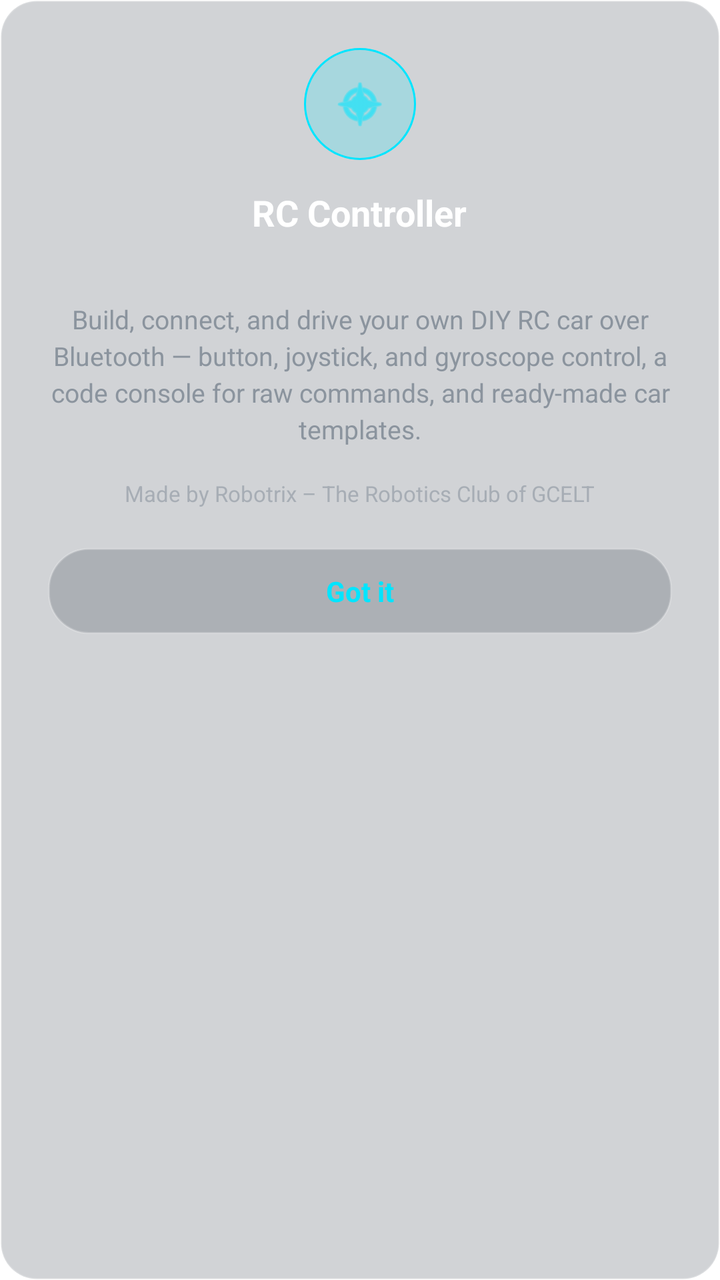
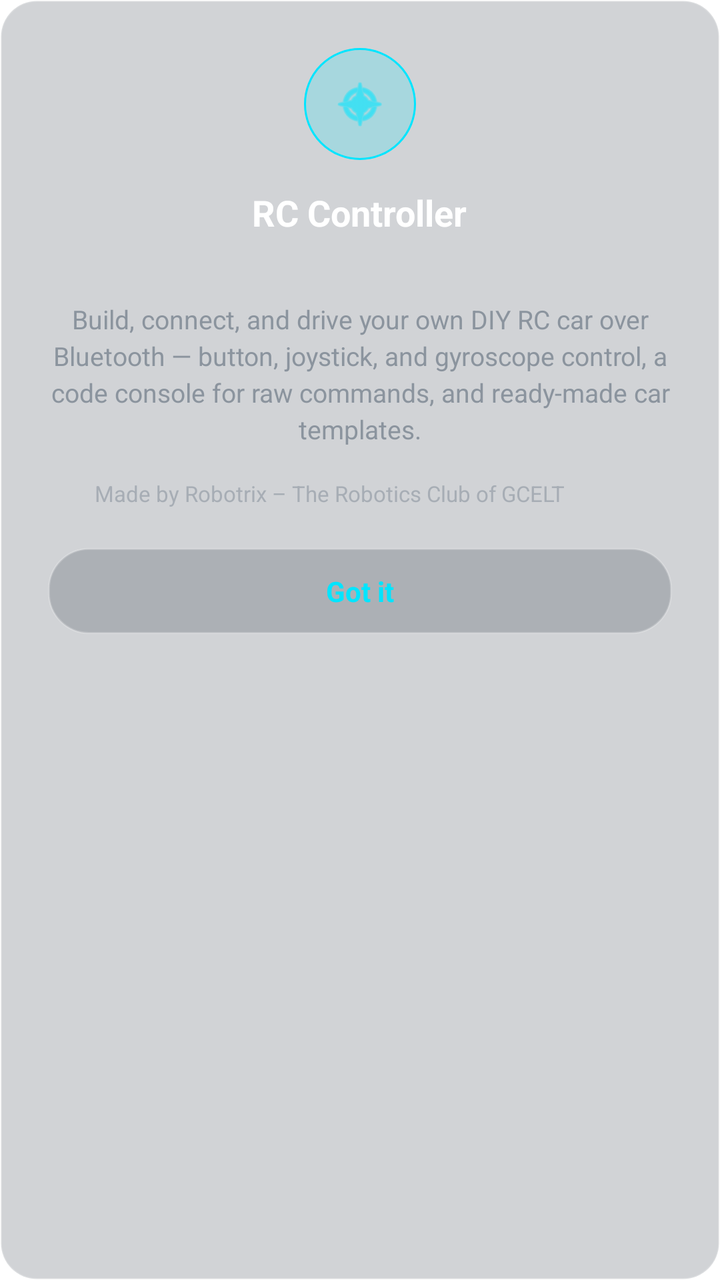

The first picture is an Android layout as it rendered before a commit; the second is the same layout after the commit. The layout source and the unified diff follow.
<!-- AndroidManifest.xml: application theme Theme.Controller -->
<!-- res/layout/dialog_about.xml -->
<?xml version="1.0" encoding="utf-8"?>
<LinearLayout xmlns:android="http://schemas.android.com/apk/res/android"
    xmlns:app="http://schemas.android.com/apk/res-auto"
    android:layout_width="match_parent"
    android:layout_height="wrap_content"
    android:orientation="vertical"
    android:background="@drawable/bg_section_card"
    android:padding="24dp"
    android:gravity="center_horizontal">

    <FrameLayout
        android:layout_width="56dp"
        android:layout_height="56dp"
        android:background="@drawable/bg_app_icon_circle">

        <ImageView
            android:layout_width="28dp"
            android:layout_height="28dp"
            android:layout_gravity="center"
            app:tint="@color/accent_cyan"
            android:contentDescription="@string/cd_app_icon"
            android:src="@android:drawable/ic_menu_compass"/>
    </FrameLayout>

    <TextView
        android:layout_width="wrap_content"
        android:layout_height="wrap_content"
        android:layout_marginTop="14dp"
        android:text="@string/app_name"
        android:textColor="@color/text_primary"
        android:textSize="18sp"
        android:textStyle="bold"/>

    <TextView
        android:id="@+id/tvAboutVersion"
        android:layout_width="wrap_content"
        android:layout_height="wrap_content"
        android:layout_marginTop="2dp"
        android:textColor="@color/accent_cyan"
        android:textSize="12sp"/>

    <TextView
        android:layout_width="match_parent"
        android:layout_height="wrap_content"
        android:layout_marginTop="14dp"
        android:text="@string/about_message"
        android:textColor="@color/text_secondary"
        android:textSize="13sp"
        android:lineSpacingExtra="3dp"
        android:gravity="center"/>

    <TextView
        android:layout_width="wrap_content"
        android:layout_height="wrap_content"
        android:layout_marginTop="16dp"
        android:alpha="0.6"
        android:text="@string/footer_made_by"
        android:textColor="@color/text_secondary"
        android:textSize="11sp"/>

    <TextView
        android:id="@+id/tvAboutClose"
        android:layout_width="match_parent"
        android:layout_height="wrap_content"
        android:layout_marginTop="20dp"
        android:background="@drawable/bg_glass_card"
        android:gravity="center"
        android:paddingVertical="12dp"
        android:text="@string/btn_got_it"
        android:textColor="@color/accent_cyan"
        android:textStyle="bold"
        android:clickable="true"
        android:focusable="true"/>

</LinearLayout>
<!-- resources referenced by this layout -->
<resources>
  <color name="accent_cyan">#00E5FF</color>
  <color name="text_primary">#FFFFFF</color>
  <color name="text_secondary">#8B949E</color>
  <!-- drawable bg_app_icon_circle (drawable) -->
  <?xml version="1.0" encoding="utf-8"?>
  <shape xmlns:android="http://schemas.android.com/apk/res/android"
      android:shape="oval">
  
      <solid android:color="#3300E5FF"/>
  
      <stroke
          android:width="1dp"
          android:color="@color/accent_cyan"/>
  
  </shape>
  <!-- drawable bg_glass_card (drawable) -->
  <ripple xmlns:android="http://schemas.android.com/apk/res/android"
      android:color="#3300E5FF">
      <item>
          <shape android:shape="rectangle">
              <solid android:color="@color/glass_fill" />
              <corners android:radius="20dp" />
              <stroke android:width="1dp" android:color="@color/glass_stroke" />
          </shape>
      </item>
  </ripple>
  <!-- drawable bg_section_card (drawable) -->
  <?xml version="1.0" encoding="utf-8"?>
  <shape xmlns:android="http://schemas.android.com/apk/res/android"
      android:shape="rectangle">
  
      <solid android:color="@color/glass_fill"/>
  
      <stroke
          android:width="1dp"
          android:color="@color/glass_stroke"/>
  
      <corners android:radius="18dp"/>
  
  </shape>
  <string name="about_message">Build, connect, and drive your own DIY RC car over Bluetooth — button, joystick, and gyroscope control, a code console for raw commands, and ready-made car templates.</string>
  <string name="app_name">RC Controller</string>
  <string name="btn_got_it">Got it</string>
  <string name="cd_app_icon">App icon</string>
  <string name="footer_made_by">Made by Robotrix – The Robotics Club of GCELT</string>
  <style name="Theme.Controller" parent="Theme.MaterialComponents.DayNight.DarkActionBar">
          
          <item name="colorPrimary">@color/purple_500</item>
          <item name="colorPrimaryVariant">@color/purple_700</item>
          <item name="colorOnPrimary">@color/white</item>
          
          <item name="colorSecondary">@color/teal_200</item>
          <item name="colorSecondaryVariant">@color/teal_700</item>
          <item name="colorOnSecondary">@color/black</item>
          
          <item name="android:statusBarColor">?attr/colorPrimaryVariant</item>
          
      </style>
  <color name="glass_fill">#331C2333</color>
  <color name="glass_stroke">#33FFFFFF</color>
  <color name="purple_500">#FF6200EE</color>
  <color name="purple_700">#FF3700B3</color>
  <color name="white">#FFFFFFFF</color>
  <color name="teal_200">#FF03DAC5</color>
  <color name="teal_700">#FF018786</color>
  <color name="black">#FF000000</color>
</resources>

<!-- the commit's change to res/layout/dialog_about.xml (unified diff, before → after) -->
@@ -50,13 +50,13 @@
         android:gravity="center"/>
 
     <TextView
-        android:layout_width="wrap_content"
+        android:layout_width="265dp"
         android:layout_height="wrap_content"
         android:layout_marginTop="16dp"
         android:alpha="0.6"
         android:text="@string/footer_made_by"
         android:textColor="@color/text_secondary"
-        android:textSize="11sp"/>
+        android:textSize="11sp" />
 
     <TextView
         android:id="@+id/tvAboutClose"
